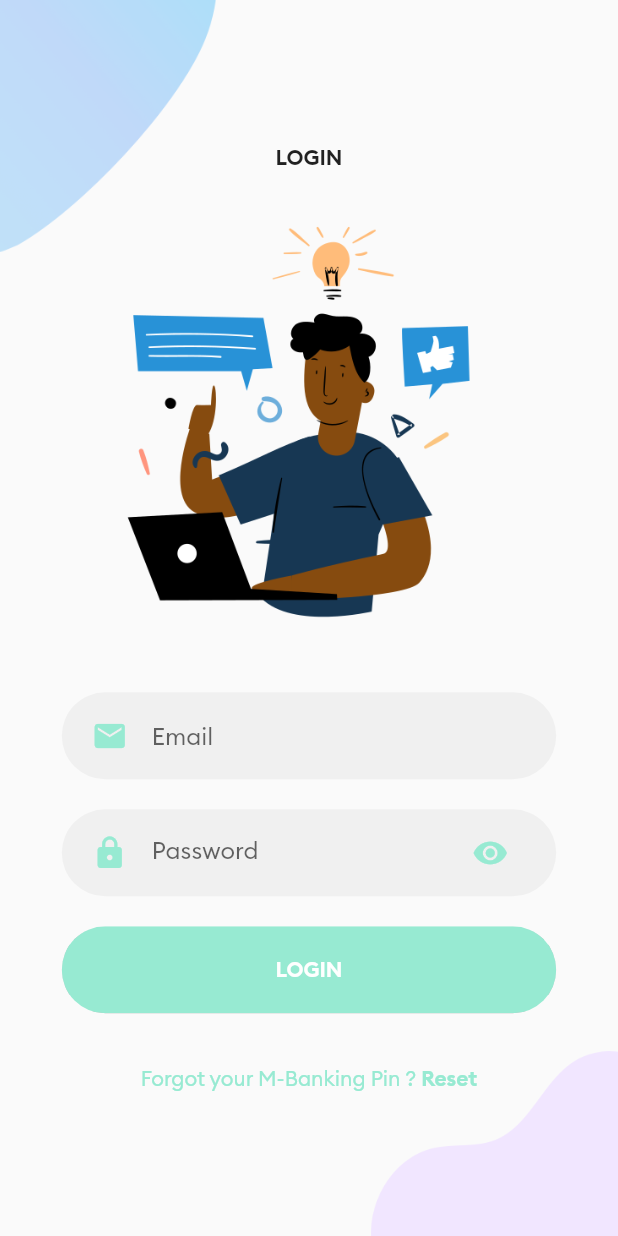
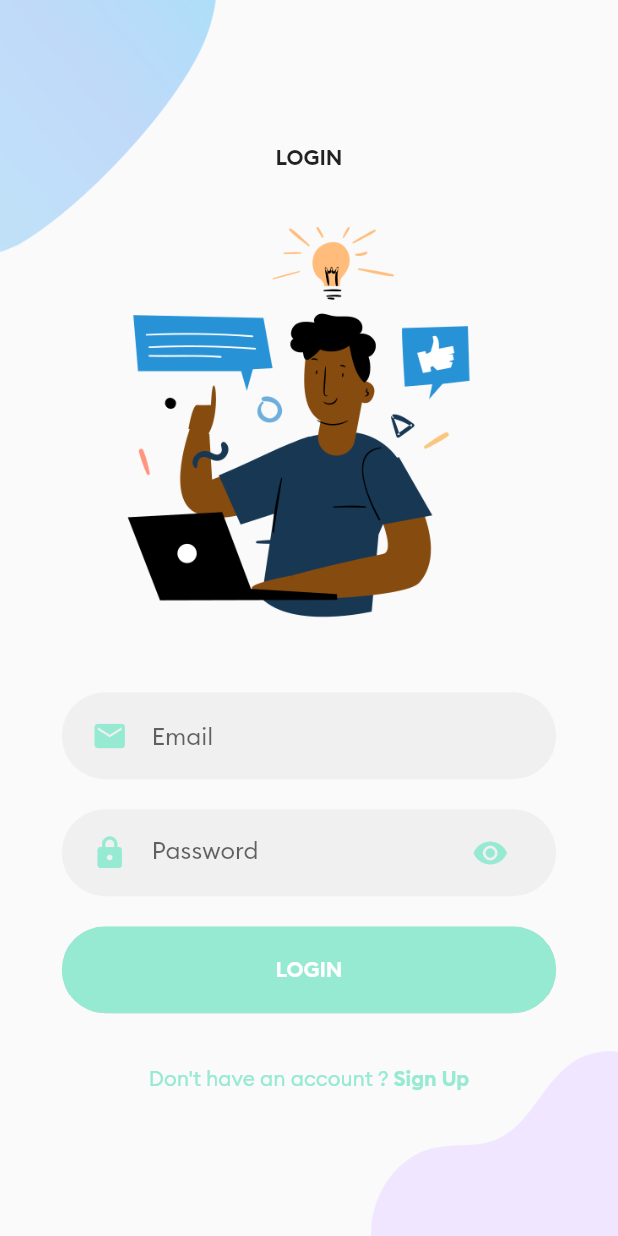
Before and after one commit to IanOdanga/Homevio, a Flutter app: the screen it shows after launch, after a tap on "LOGIN", on a phone screen of 412 x 824 dp. Run offline on Flutter 3.47's test engine with Material 2 defaults, Android fonts, the phone set to English and light mode, and no system bars; our stand-ins replace cloud_firestore, firebase_auth, firebase_core, flutter_advanced_drawer, flutter_svg, fluttertoast and 6 more; accounts and stored records are empty; network calls fail; project files that could hold a hidden picture were left out.

Commit message:
New Changes

```diff
--- a/lib/utils/components/already_have_an_account_acheck.dart
+++ b/lib/utils/components/already_have_an_account_acheck.dart
@@ -17,13 +17,13 @@ class AlreadyHaveAnAccountCheck extends StatelessWidget {
       mainAxisAlignment: MainAxisAlignment.center,
       children: <Widget>[
         Text(
-          login ? "Forgot your M-Banking Pin ? " : "Remember It ? ",
+          login ? "Don't have an account ? " : "Already signed up ? ",
           style: const TextStyle(color: Constants.kPrimaryColor, fontFamily: "Brand-Regular"),
         ),
         GestureDetector(
           onTap: press,
           child: Text(
-            login ? "Reset" : "Login",
+            login ? "Sign Up" : "Login",
             style: const TextStyle(
               color: Constants.kPrimaryColor,
               fontWeight: FontWeight.bold,
```
